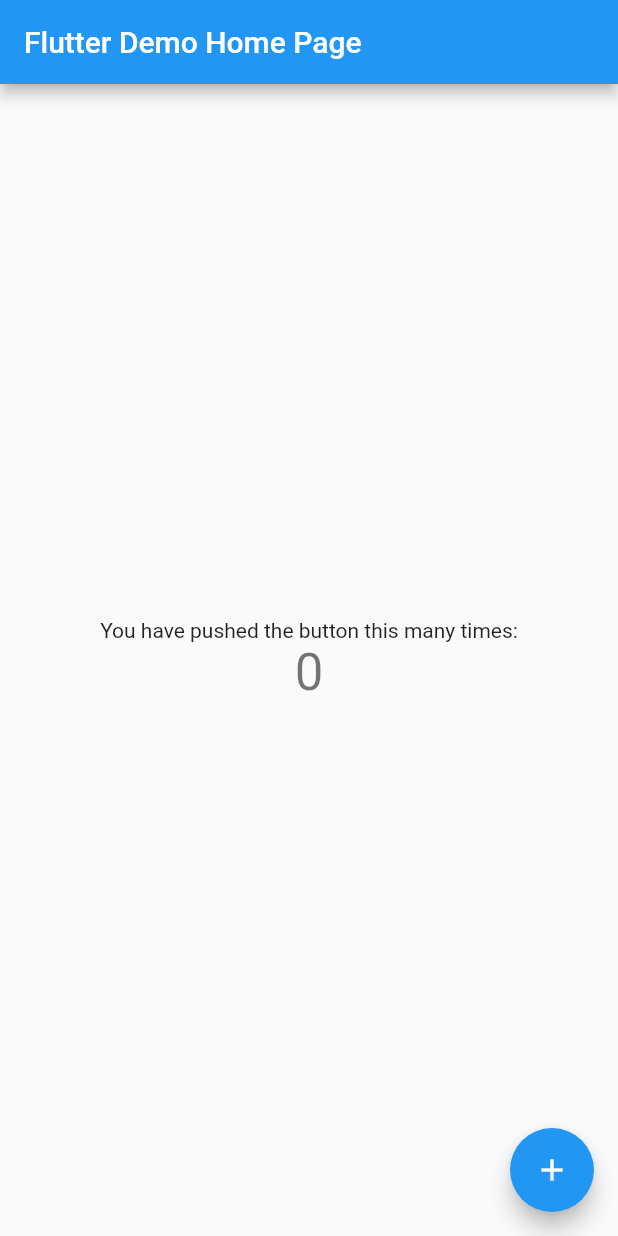
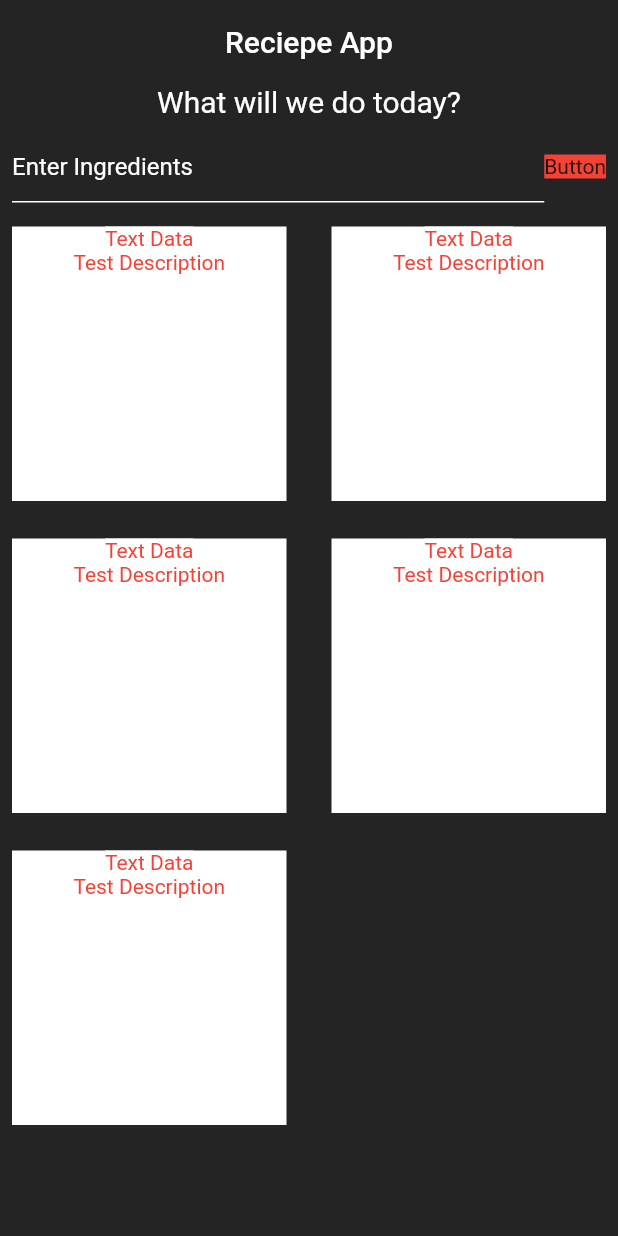
Before and after one commit to flutterchandigarh/recipe-app, a Flutter app: the screen it shows after launch, on a phone screen of 412 x 824 dp. Run offline on Flutter 3.47's test engine with Material 2 defaults, Android fonts, the phone set to English and light mode, and no system bars.

Commit message:
Basic UI

```diff
--- a/lib/main.dart
+++ b/lib/main.dart
@@ -11,103 +11,116 @@ class MyApp extends StatelessWidget {
     return MaterialApp(
       title: 'Flutter Demo',
       theme: ThemeData(
-        // This is the theme of your application.
-        //
-        // Try running your application with "flutter run". You'll see the
-        // application has a blue toolbar. Then, without quitting the app, try
-        // changing the primarySwatch below to Colors.green and then invoke
-        // "hot reload" (press "r" in the console where you ran "flutter run",
-        // or simply save your changes to "hot reload" in a Flutter IDE).
-        // Notice that the counter didn't reset back to zero; the application
-        // is not restarted.
         primarySwatch: Colors.blue,
       ),
-      home: MyHomePage(title: 'Flutter Demo Home Page'),
+      home: Home(),
     );
   }
 }
 
-class MyHomePage extends StatefulWidget {
-  MyHomePage({Key key, this.title}) : super(key: key);
-
-  // This widget is the home page of your application. It is stateful, meaning
-  // that it has a State object (defined below) that contains fields that affect
-  // how it looks.
-
-  // This class is the configuration for the state. It holds the values (in this
-  // case the title) provided by the parent (in this case the App widget) and
-  // used by the build method of the State. Fields in a Widget subclass are
-  // always marked "final".
-
-  final String title;
-
-  @override
-  _MyHomePageState createState() => _MyHomePageState();
-}
-
-class _MyHomePageState extends State<MyHomePage> {
-  int _counter = 0;
-
-  void _incrementCounter() {
-    setState(() {
-      // This call to setState tells the Flutter framework that something has
-      // changed in this State, which causes it to rerun the build method below
-      // so that the display can reflect the updated values. If we changed
-      // _counter without calling setState(), then the build method would not be
-      // called again, and so nothing would appear to happen.
-      _counter++;
-    });
-  }
-
+class Home extends StatelessWidget {
+  List data = [];
   @override
   Widget build(BuildContext context) {
-    // This method is rerun every time setState is called, for instance as done
-    // by the _incrementCounter method above.
-    //
-    // The Flutter framework has been optimized to make rerunning build methods
-    // fast, so that you can just rebuild anything that needs updating rather
-    // than having to individually change instances of widgets.
     return Scaffold(
+      backgroundColor: Color(0xff242424),
       appBar: AppBar(
-        // Here we take the value from the MyHomePage object that was created by
-        // the App.build method, and use it to set our appbar title.
-        title: Text(widget.title),
+        title: Text('Reciepe App'),
+        centerTitle: true,
+        backgroundColor: Colors.transparent,
+        elevation: 0,
       ),
-      body: Center(
-        // Center is a layout widget. It takes a single child and positions it
-        // in the middle of the parent.
+      body: Container(
+        height: double.infinity,
+        width: double.infinity,
         child: Column(
-          // Column is also a layout widget. It takes a list of children and
-          // arranges them vertically. By default, it sizes itself to fit its
-          // children horizontally, and tries to be as tall as its parent.
-          //
-          // Invoke "debug painting" (press "p" in the console, choose the
-          // "Toggle Debug Paint" action from the Flutter Inspector in Android
-          // Studio, or the "Toggle Debug Paint" command in Visual Studio Code)
-          // to see the wireframe for each widget.
-          //
-          // Column has various properties to control how it sizes itself and
-          // how it positions its children. Here we use mainAxisAlignment to
-          // center the children vertically; the main axis here is the vertical
-          // axis because Columns are vertical (the cross axis would be
-          // horizontal).
-          mainAxisAlignment: MainAxisAlignment.center,
-          children: <Widget>[
+          children: [
             Text(
-              'You have pushed the button this many times:',
+              'What will we do today?',
+              style: TextStyle(color: Colors.white, fontSize: 20),
             ),
-            Text(
-              '$_counter',
-              style: Theme.of(context).textTheme.headline4,
+            Padding(
+              padding: const EdgeInsets.all(8.0),
+              child: Row(
+                children: [
+                  Expanded(
+                    child: TextField(
+                      style: TextStyle(color: Colors.white),
+                      decoration: InputDecoration(
+                          hintText: "Enter Ingredients",
+                          hintStyle: TextStyle(color: Colors.white),
+                          enabledBorder: UnderlineInputBorder(
+                              borderSide: BorderSide(color: Colors.white)),
+                          focusedBorder: UnderlineInputBorder(
+                              borderSide: BorderSide(color: Colors.white))),
+                    ),
+                  ),
+                  GestureDetector(
+                    onTap: () {
+                      print("CONTAINER PRESSED");
+                    },
+                    child: Container(
+                      color: Colors.red,
+                      child: Text('Button'),
+                    ),
+                  ),
+                ],
+              ),
             ),
+            Padding(
+              padding: const EdgeInsets.all(8.0),
+              child: GridView.builder(
+                shrinkWrap: true,
+                gridDelegate: SliverGridDelegateWithMaxCrossAxisExtent(
+                    mainAxisSpacing: 25,
+                    maxCrossAxisExtent: 200,
+                    crossAxisSpacing: 30),
+                itemCount: 5,
+                itemBuilder: (context, index) {
+                  return ReciepeTile(
+                    title: "Text Data",
+                    description: "Test Description",
+                  );
+                },
+              ),
+            )
           ],
         ),
       ),
-      floatingActionButton: FloatingActionButton(
-        onPressed: _incrementCounter,
-        tooltip: 'Increment',
-        child: Icon(Icons.add),
-      ), // This trailing comma makes auto-formatting nicer for build methods.
     );
   }
 }
+
+class ReciepeTile extends StatefulWidget {
+  String title, description, url, imageurl;
+  ReciepeTile({this.title, this.description, this.url, this.imageurl});
+  @override
+  _ReciepeTileState createState() => _ReciepeTileState();
+}
+
+class _ReciepeTileState extends State<ReciepeTile> {
+  @override
+  Widget build(BuildContext context) {
+    return Container(
+      color: Colors.white,
+      child: Column(
+        children: [
+          Container(
+            color: Colors.white,
+            child: Text(
+              widget.title,
+              style: TextStyle(color: Colors.red),
+            ),
+          ),
+          Container(
+            color: Colors.white,
+            child: Text(
+              widget.description,
+              style: TextStyle(color: Colors.red),
+            ),
+          ),
+        ],
+      ),
+    );
+  }
+}
```
Also changed, not shown: 1 other file.
